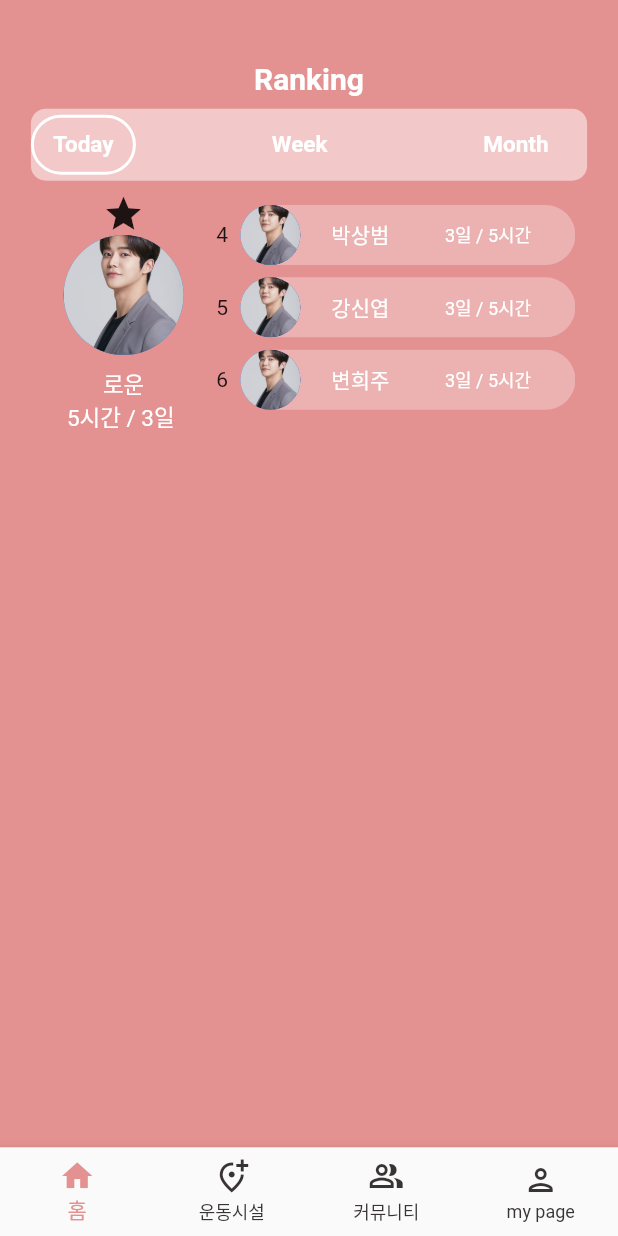
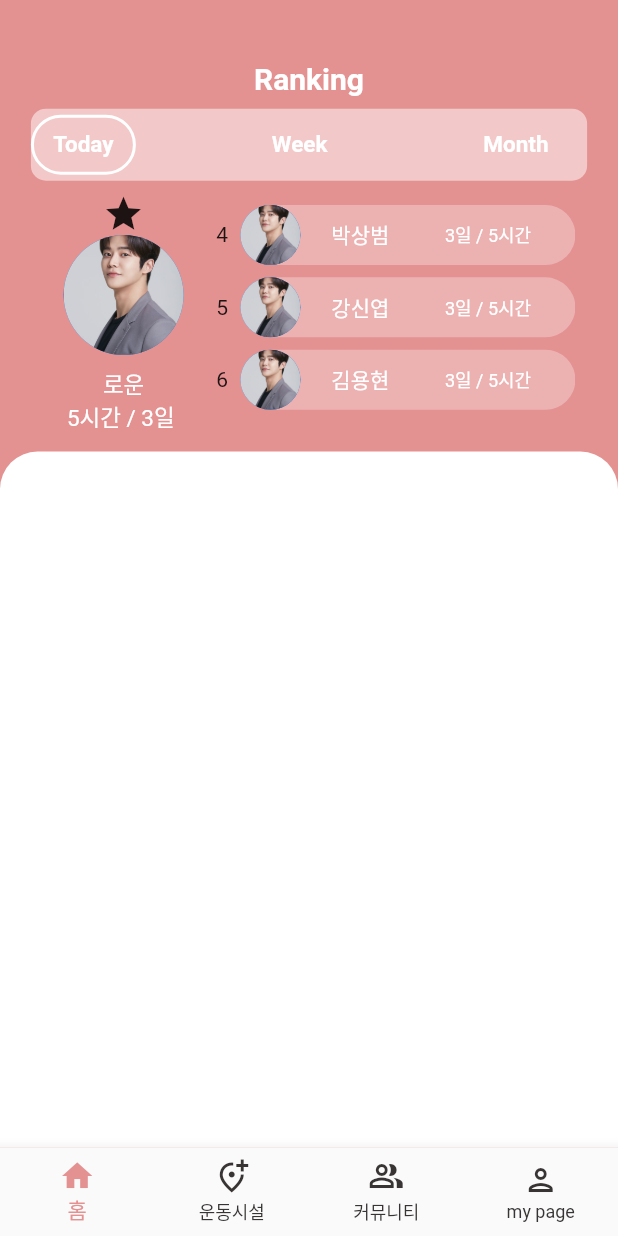
Before and after one commit to ParkSangbeomm/LetsExercise, a Flutter app: the screen it shows after launch, scrolled down 96 dp, on a phone screen of 412 x 824 dp. Run offline on Flutter 3.47's test engine with Material 2 defaults, Android fonts, the phone set to English and light mode, and no system bars; our stand-ins replace google_maps_flutter.

Commit message:
Create by haerin on 2021/11/12  - chore : home.dart

```diff
--- a/organization_chat_app/lib/home.dart
+++ b/organization_chat_app/lib/home.dart
@@ -13,15 +13,15 @@ class _HomePageState extends State<HomePage> {
   Widget build(BuildContext context) {
     return Scaffold(
       backgroundColor: const Color(0xffe49191),
-      body: Padding(
+      body: Container(
+        child: Column(
+          children: [
+            Container(
               padding: EdgeInsets.fromLTRB(
                   MediaQuery.of(context).size.width * 0.05,
                   MediaQuery.of(context).size.height * 0.05,
                   MediaQuery.of(context).size.width * 0.05,
-            0.0),
-        child: Column(
-          children: [
-            Container(
+                  MediaQuery.of(context).size.height * 0.015),
               child: Column(
                 // ignore: prefer_const_literals_to_create_immutables
                 children: [
@@ -140,18 +140,48 @@ class _HomePageState extends State<HomePage> {
                     ),
                   ),
                   rankBox(),
-                  // Stack(
-                  //   children: [
-                  //     Container(
-                  //       width: 400,
-                  //       height: 400,
-                  //       color: Colors.green,
-                  //     ),
-                  //   ],
+
+                  // Expanded(
+                  //   child: Stack(
+                  //     children: [
+                  //       Positioned.fill(
+                  //         child: FittedBox(
+                  //           child: Container(
+                  //             color: Colors.white,
+                  //           ),
+                  //         ),
+                  //       ),
+                  //
+                  //     ],
+                  //   ),
                   // )
                 ],
               ),
             ),
+            Expanded(
+                child: Container(
+                    decoration: BoxDecoration(
+                        color: Colors.white,
+                        borderRadius: BorderRadius.only(
+                            topLeft: Radius.circular(25),
+                            topRight: Radius.circular(25))))),
+            // Container(
+            //   color: Colors.black,
+            //   width: 200,
+            //   height: 200,
+            // ),
+            // Stack(children: [
+            //   Positioned(
+            //     top: MediaQuery.of(context).size.height * 0.4,
+            //     child: Container(
+            //       color: Colors.black,
+            //       width: 200,
+            //       height: 200,
+            //     ),
+            //
+            //   )
+            // ]
+            // ),
           ],
         ),
       ),
@@ -210,19 +240,37 @@ class rankBox extends StatelessWidget {
               ),
             ),
           ),
-
           Container(
             height: 145,
-            margin: EdgeInsets.fromLTRB(
-                0.0, 0.0, 0.0, 0.0),
+            margin: EdgeInsets.fromLTRB(0.0, 0.0, 0.0, 0.0),
             child: SingleChildScrollView(
               child: Column(
                 children: [
-                  rank_friend(name: '김해린', times: '5시간', days: '3일',rank: 2.toString()),
-                  rank_friend(name: '김영훈', times: '5시간', days: '3일',rank: 3.toString()),
-                  rank_friend(name: '박상범', times: '5시간', days: '3일', rank: 4.toString()),
-                  rank_friend(name: '강신엽', times: '5시간', days: '3일', rank: 5.toString()),
-                  rank_friend(name: '변희주', times: '5시간', days: '3일', rank: 6.toString()),
+                  rank_friend(
+                      name: '김해린',
+                      times: '5시간',
+                      days: '3일',
+                      rank: 2.toString()),
+                  rank_friend(
+                      name: '김영훈',
+                      times: '5시간',
+                      days: '3일',
+                      rank: 3.toString()),
+                  rank_friend(
+                      name: '박상범',
+                      times: '5시간',
+                      days: '3일',
+                      rank: 4.toString()),
+                  rank_friend(
+                      name: '강신엽',
+                      times: '5시간',
+                      days: '3일',
+                      rank: 5.toString()),
+                  rank_friend(
+                      name: '김용현',
+                      times: '5시간',
+                      days: '3일',
+                      rank: 6.toString()),
                   // for (var i = 0; i < hotels.length; i++)
                 ],
               ),
@@ -239,27 +287,25 @@ class rank_friend extends StatelessWidget {
   final String times;
   final String days;
   final String rank;
-  rank_friend({required this.name, required this.times, required this.days, required this.rank});
+  rank_friend(
+      {required this.name,
+      required this.times,
+      required this.days,
+      required this.rank});
 
   @override
   Widget build(BuildContext context) {
     return Container(
       alignment: Alignment.topLeft,
       margin: EdgeInsets.fromLTRB(
-          0.0,
-          0.0,
-          0.0,
-          MediaQuery.of(context).size.height * 0.01),
+          0.0, 0.0, 0.0, MediaQuery.of(context).size.height * 0.01),
       child: Row(children: [
         Text(
           this.rank,
         ),
         Container(
           margin: EdgeInsets.fromLTRB(
-              MediaQuery.of(context).size.width * 0.02,
-              0.0,
-              0.0,
-              0.0),
+              MediaQuery.of(context).size.width * 0.02, 0.0, 0.0, 0.0),
           width: MediaQuery.of(context).size.width * 0.542,
           decoration: BoxDecoration(
             borderRadius: BorderRadius.circular(20),
@@ -286,13 +332,12 @@ class rank_friend extends StatelessWidget {
                   ),
                 ),
               ),
-
               Container(
                   child: Row(
                 mainAxisAlignment: MainAxisAlignment.end,
                 children: [
                   Text(
-                      this.days +' / '+ this.times,
+                    this.days + ' / ' + this.times,
                     style: TextStyle(
                       fontSize: 12,
                       color: Color(0xffffffff),
@@ -300,8 +345,7 @@ class rank_friend extends StatelessWidget {
                     ),
                   ),
                 ],
-                )
-              ),
+              )),
             ],
           ),
         )
```
Lines whose indentation alone changed are shown as unchanged.
